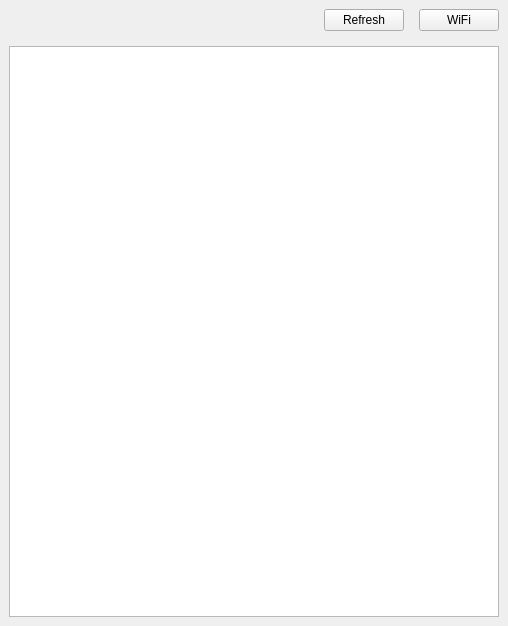
This is mainwindow.ui in gaurav712/wifi-qt as Qt 5 draws it before an edit. The edited form follows.
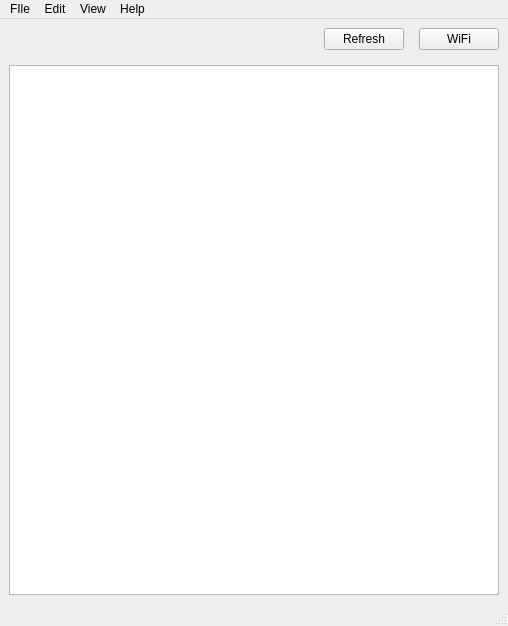
This is the edited form.

Commit message: added menubar and status bar

Diff of the .ui file:
```diff
--- a/mainwindow.ui
+++ b/mainwindow.ui
@@ -20,13 +20,6 @@
     </property>
     <item>
      <layout class="QHBoxLayout" name="horizontalLayout">
-      <item>
-       <widget class="QLabel" name="statusLabel">
-        <property name="text">
-         <string/>
-        </property>
-       </widget>
-      </item>
       <item>
        <spacer name="horizontalSpacer">
         <property name="orientation">
@@ -71,6 +64,65 @@
     </item>
    </layout>
   </widget>
+  <widget class="QMenuBar" name="menuBar">
+   <property name="geometry">
+    <rect>
+     <x>0</x>
+     <y>0</y>
+     <width>508</width>
+     <height>25</height>
+    </rect>
+   </property>
+   <widget class="QMenu" name="menuFIle">
+    <property name="title">
+     <string>FIle</string>
+    </property>
+    <addaction name="actionQuit"/>
+   </widget>
+   <widget class="QMenu" name="menuView">
+    <property name="title">
+     <string>View</string>
+    </property>
+    <addaction name="actionEvents"/>
+   </widget>
+   <widget class="QMenu" name="menuHelp">
+    <property name="title">
+     <string>Help</string>
+    </property>
+    <addaction name="actionAbout"/>
+   </widget>
+   <widget class="QMenu" name="menuEdit">
+    <property name="title">
+     <string>Edit</string>
+    </property>
+    <addaction name="actionSaved_Networks"/>
+   </widget>
+   <addaction name="menuFIle"/>
+   <addaction name="menuEdit"/>
+   <addaction name="menuView"/>
+   <addaction name="menuHelp"/>
+  </widget>
+  <widget class="QStatusBar" name="statusBar"/>
+  <action name="actionQuit">
+   <property name="text">
+    <string>Quit</string>
+   </property>
+  </action>
+  <action name="actionAbout">
+   <property name="text">
+    <string>About</string>
+   </property>
+  </action>
+  <action name="actionEvents">
+   <property name="text">
+    <string>Events</string>
+   </property>
+  </action>
+  <action name="actionSaved_Networks">
+   <property name="text">
+    <string>Saved Networks</string>
+   </property>
+  </action>
  </widget>
  <resources/>
  <connections/>
```
Left out of the diff: 19 changed lines with no effect on the pictures.
